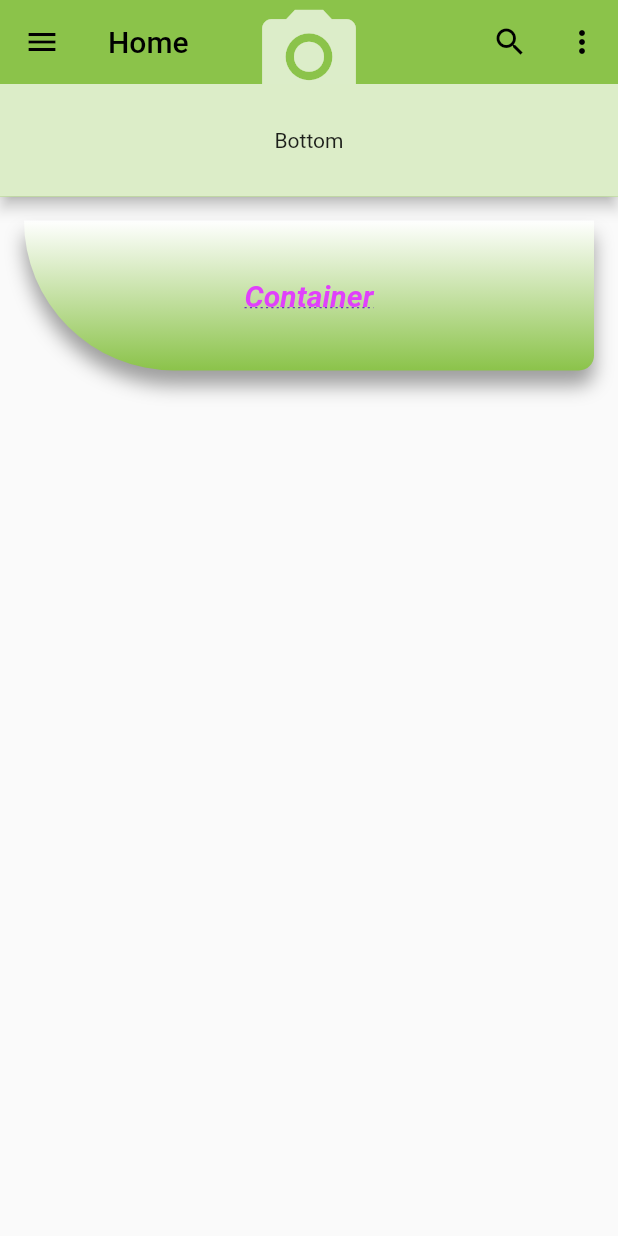
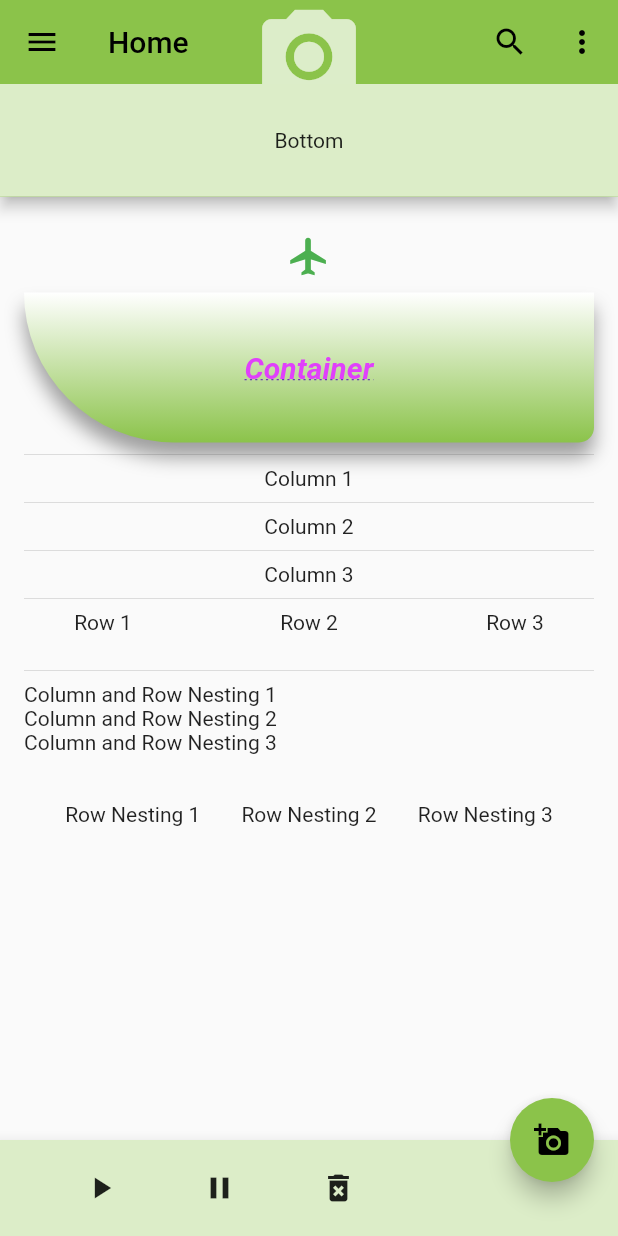
Before and after one commit to Cyber-Lord/ch6_basics, a Flutter app: the screen it shows after launch, on a phone screen of 412 x 824 dp. Run offline on Flutter 3.47's test engine with Material 2 defaults, Android fonts, the phone set to English and light mode, and no system bars.

Commit message:
Tried buttons

```diff
--- a/lib/pages/home.dart
+++ b/lib/pages/home.dart
@@ -52,10 +52,39 @@ class _HomeState extends State<Home> {
           child: SingleChildScrollView(
             child: Column(
               children: [
+                IconButton(
+                  onPressed: (() {}),
+                  icon: Icon(Icons.flight),
+                  iconSize: 30,
+                  color: Colors.green.shade500,
+                ),
                 const ContainerWithBoxDecorationWidget(),
+                Divider(),
+                const ColumnWidget(),
+                Divider(),
+                const RowWidget(),
+                Divider(),
+                const ColumnAndRowWidgetNesting(),
               ],
             ),
           ),
+        ),
+      ),
+      floatingActionButtonLocation: FloatingActionButtonLocation.endDocked,
+      floatingActionButton: FloatingActionButton(
+        child: Icon(Icons.add_a_photo),
+        onPressed: () {},
+      ),
+      bottomNavigationBar: BottomAppBar(
+        color: Colors.lightGreen.shade100,
+        child: Row(
+          mainAxisAlignment: MainAxisAlignment.spaceEvenly,
+          children: [
+            Icon(Icons.play_arrow),
+            Icon(Icons.pause),
+            Icon(Icons.delete_forever),
+            Padding(padding: EdgeInsets.all(32.0))
+          ],
         ),
       ),
     );
@@ -111,3 +140,68 @@ class ContainerWithBoxDecorationWidget extends StatelessWidget {
     );
   }
 }
+
+class ColumnWidget extends StatelessWidget {
+  const ColumnWidget({Key, key}) : super(key: key);
+
+  @override
+  Widget build(BuildContext context) {
+    return Column(
+      crossAxisAlignment: CrossAxisAlignment.center,
+      mainAxisAlignment: MainAxisAlignment.spaceEvenly,
+      mainAxisSize: MainAxisSize.max,
+      children: [
+        Text("Column 1"),
+        Divider(),
+        Text("Column 2"),
+        Divider(),
+        Text("Column 3"),
+      ],
+    );
+  }
+}
+
+class RowWidget extends StatelessWidget {
+  const RowWidget({Key, key}) : super(key: key);
+  @override
+  Widget build(BuildContext context) {
+    return Row(
+      crossAxisAlignment: CrossAxisAlignment.start,
+      mainAxisAlignment: MainAxisAlignment.spaceEvenly,
+      mainAxisSize: MainAxisSize.max,
+      children: [
+        Text("Row 1"),
+        Padding(padding: EdgeInsets.all(16.0)),
+        Text("Row 2"),
+        Padding(padding: EdgeInsets.all(16.0)),
+        Text("Row 3")
+      ],
+    );
+  }
+}
+
+class ColumnAndRowWidgetNesting extends StatelessWidget {
+  const ColumnAndRowWidgetNesting({Key, key}) : super(key: key);
+  @override
+  Widget build(BuildContext context) {
+    return Column(
+      crossAxisAlignment: CrossAxisAlignment.start,
+      mainAxisAlignment: MainAxisAlignment.spaceEvenly,
+      mainAxisSize: MainAxisSize.max,
+      children: [
+        Text("Column and Row Nesting 1"),
+        Text("Column and Row Nesting 2"),
+        Text("Column and Row Nesting 3"),
+        Padding(padding: EdgeInsets.all(16.0)),
+        Row(
+          mainAxisAlignment: MainAxisAlignment.spaceEvenly,
+          children: [
+            Text("Row Nesting 1"),
+            Text("Row Nesting 2"),
+            Text("Row Nesting 3"),
+          ],
+        ),
+      ],
+    );
+  }
+}
```
